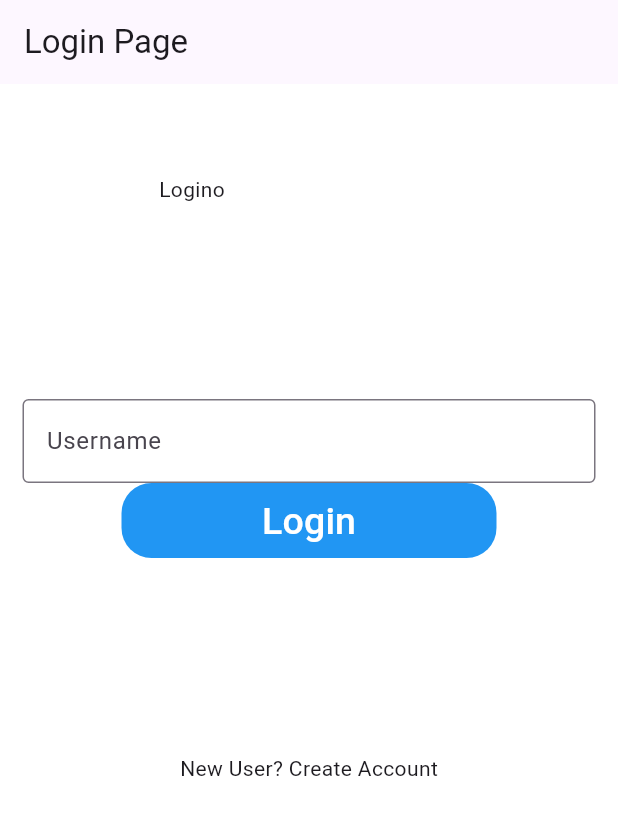
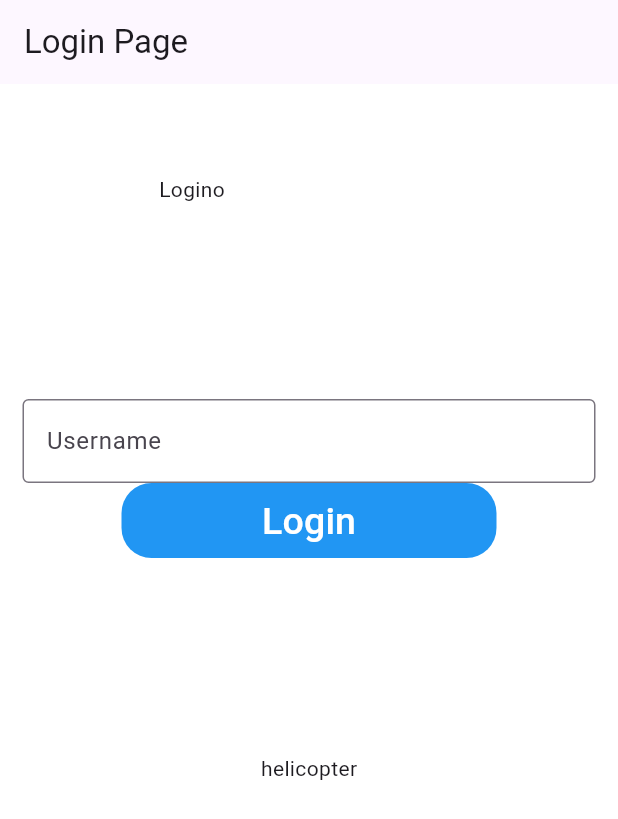
Before and after one commit to kkang2097/sample_app, a Flutter app: the screen it shows after launch, after a tap on "Login", on a phone screen of 412 x 824 dp. Shown: the top 819 px of the screen. Run offline on Flutter 3.47's test engine with Material 2 defaults, Android fonts, the phone set to English and light mode, and no system bars; our stand-ins replace flutter_dotenv; missing offline and left inert: mongo_dart; network calls fail.

Commit message:
cleaned up code

```diff
--- a/lib/views/login.dart
+++ b/lib/views/login.dart
@@ -55,11 +55,9 @@ class _LoginDemoState extends State<LoginDemo> {
                   color: Colors.blue, borderRadius: BorderRadius.circular(20)),
               child: TextButton(
                 onPressed: () async {
-                  //TODO: If user exists, check auth info and log in if correct. If user does not exist, create user and log in.
-                  print("TYRING TO LOGG INE");
-                  final value = await get_user_check(dotenv.get('DB_API_URL', fallback:'NOT FOUND'), dotenv.get('DB_API_PW', fallback:'NOT FOUND'), _id);
+                  Map<String, dynamic> value = await get_user_check(dotenv.get('DB_API_URL', fallback:'NOT FOUND'), dotenv.get('DB_API_PW', fallback:'NOT FOUND'), _id);
                   print(value);
-                  print(globals.isLoggedIn);
+                  globals.isLoggedIn=true;
                   // Pushes route over.
                   Navigator.push(
                       context, MaterialPageRoute(builder: (_) => MainPage()));
@@ -73,7 +71,7 @@ class _LoginDemoState extends State<LoginDemo> {
             SizedBox(
               height: 130,
             ),
-            Text('New User? Create Account')
+            Text('helicopter')
           ],
         ),
       ),
```
